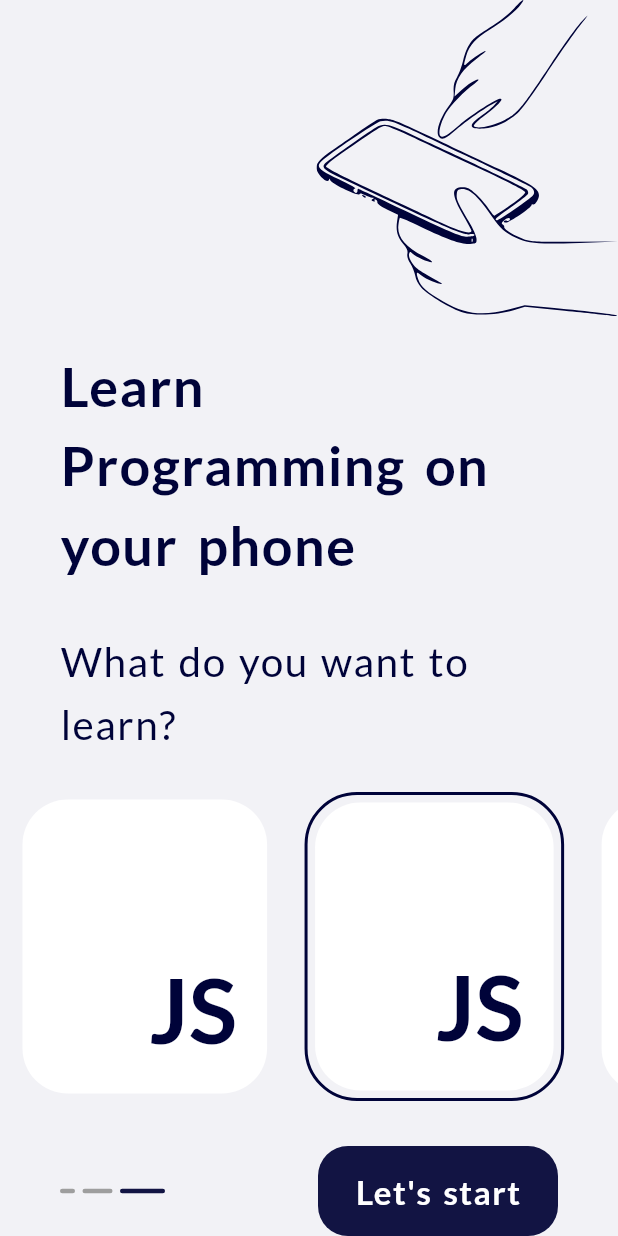
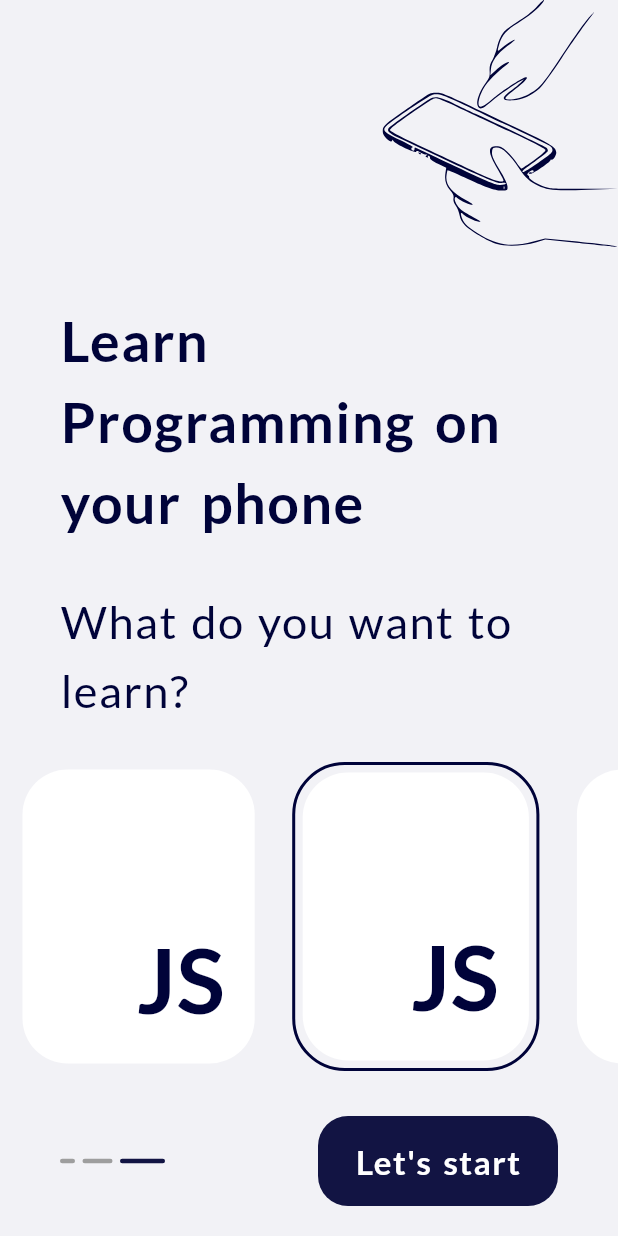
Before and after one commit to mthinh/Programming_Quiz_App, a Flutter app: the screen it shows after launch, on a phone screen of 412 x 824 dp. Run offline on Flutter 3.47's test engine with Material 2 defaults, Android fonts, the phone set to English and light mode, and no system bars; our stand-ins replace flutter_svg, google_fonts, sizer.

Commit message:
Add plugin sizer for responsive

```diff
--- a/lib/constants.dart
+++ b/lib/constants.dart
@@ -1,5 +1,6 @@
 import 'package:flutter/material.dart';
 import 'package:google_fonts/google_fonts.dart';
+import 'package:sizer/sizer.dart';
 
 class AppColors {
   static const Color midNight = Color(0xff000339);
@@ -12,7 +13,7 @@ class AppColors {
 
 class AppTextStyle {
   static final h1 = GoogleFonts.lato(
-    fontSize: 36,
+    fontSize: 27.sp,
     color: AppColors.midNight,
     wordSpacing: 5,
     letterSpacing: 1,
@@ -20,7 +21,7 @@ class AppTextStyle {
   );
 
   static final h2 = GoogleFonts.lato(
-    fontSize: 27,
+    fontSize: 22.sp,
     color: AppColors.midNight,
     wordSpacing: 2,
     letterSpacing: 1,
--- a/lib/main.dart
+++ b/lib/main.dart
@@ -1,3 +1,5 @@
+import 'package:sizer/sizer.dart';
+
 import 'package:flutter/material.dart';
 import 'package:programming_quiz_app/screens/welcome_screen/welcome_screen.dart';
 
@@ -11,6 +13,7 @@ class MyApp extends StatelessWidget {
   // This widget is the root of your application.
   @override
   Widget build(BuildContext context) {
+    return Sizer(builder: (context, orientation, deviceType) {
       return MaterialApp(
         debugShowCheckedModeBanner: false,
         title: 'Flutter Demo',
@@ -20,5 +23,6 @@ class MyApp extends StatelessWidget {
         ),
         home: const WelcomeScreen(),
       );
+    });
   }
 }
--- a/lib/screens/welcome_screen/welcome_screen.dart
+++ b/lib/screens/welcome_screen/welcome_screen.dart
@@ -1,7 +1,6 @@
 import 'package:flutter/material.dart';
-import 'package:flutter/rendering.dart';
 import 'package:flutter_svg/svg.dart';
-import 'package:google_fonts/google_fonts.dart';
+import 'package:sizer/sizer.dart';
 import 'package:programming_quiz_app/constants.dart';
 import 'package:programming_quiz_app/screens/welcome_screen/widget/bottom_section.dart';
 import 'package:programming_quiz_app/screens/welcome_screen/widget/languages_list.dart';
@@ -15,6 +14,7 @@ class WelcomeScreen extends StatelessWidget {
   Widget build(BuildContext context) {
     final statusBarHeight = MediaQuery.of(context).padding.top;
     final bottom = MediaQuery.of(context).padding.bottom;
+    final aspectRatio = MediaQuery.of(context).devicePixelRatio;
 
     return SafeArea(
         top: false,
@@ -22,7 +22,8 @@ class WelcomeScreen extends StatelessWidget {
         child: Scaffold(
           backgroundColor: AppColors.snow,
           body: Padding(
-              padding: EdgeInsets.only(top: statusBarHeight, bottom: bottom),
+              padding: EdgeInsets.only(
+                  top: statusBarHeight, bottom: bottom == 0 ? 20 : bottom),
               child: Stack(children: [
                 Column(children: [
                   const Spacer(),
@@ -42,7 +43,10 @@ class WelcomeScreen extends StatelessWidget {
                 Positioned(
                     top: 0,
                     right: 0,
-                    child: SvgPicture.asset("assets/svg/welcome_screen.svg"))
+                    child: SvgPicture.asset(
+                      "assets/svg/welcome_screen.svg",
+                      height: 20.h,
+                    ))
               ])),
         ));
   }
--- a/lib/screens/welcome_screen/widget/language_item.dart
+++ b/lib/screens/welcome_screen/widget/language_item.dart
@@ -1,3 +1,4 @@
+import 'package:sizer/sizer.dart';
 import 'package:flutter/material.dart';
 import 'package:google_fonts/google_fonts.dart';
 import 'package:programming_quiz_app/constants.dart';
@@ -10,8 +11,8 @@ class LanguageItem extends StatelessWidget {
   Widget build(BuildContext context) {
     final width = MediaQuery.of(context).size.width;
     return Container(
-        height: 200,
-        width: width * 0.42,
+        height: 40.h,
+        width: 40.w,
         margin: const EdgeInsets.symmetric(horizontal: 10),
         padding: const EdgeInsets.all(5),
         decoration: BoxDecoration(
--- a/pubspec.yaml
+++ b/pubspec.yaml
@@ -31,6 +31,7 @@ dependencies:
     sdk: flutter
   google_fonts: 2.2.0
   flutter_svg: ^1.0.3
+  sizer: ^2.0.15
 
   # The following adds the Cupertino Icons font to your application.
   # Use with the CupertinoIcons class for iOS style icons.
```
Also changed, not shown: pubspec.lock. Lines whose indentation alone changed are shown as unchanged.
